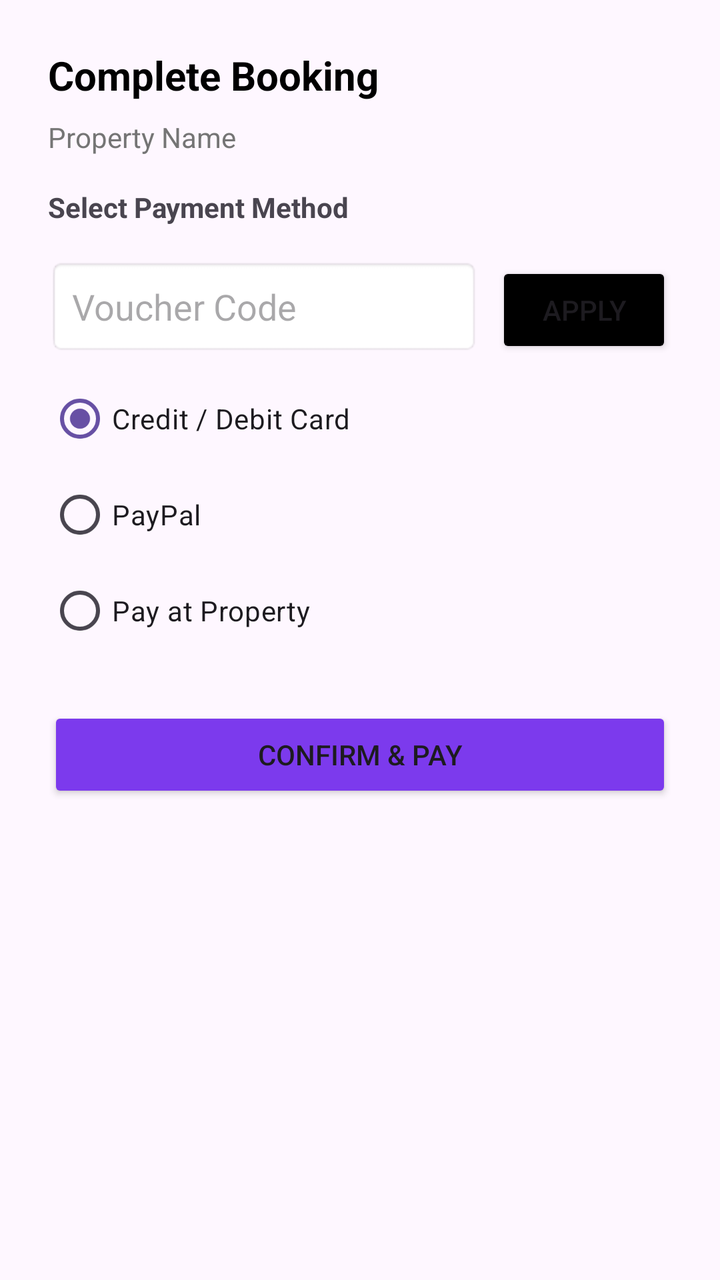
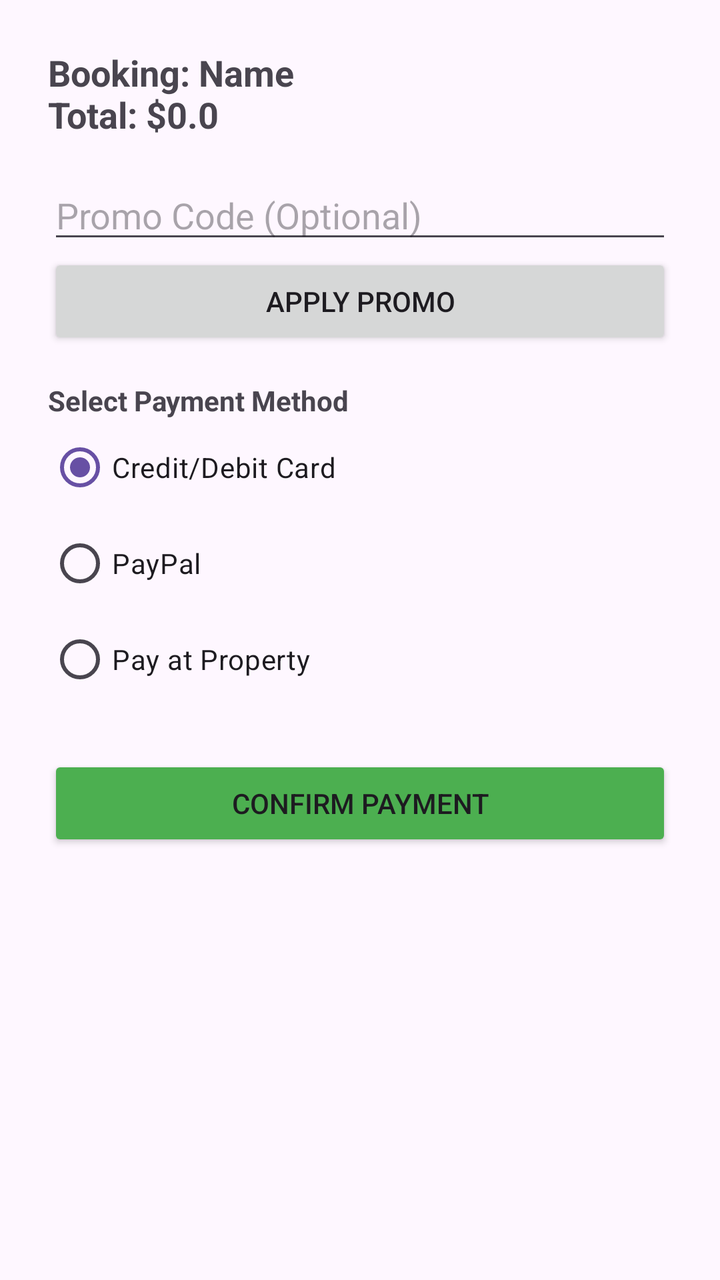

Compare the two renders of this Android layout. The source of the first and the diff that turns it into the second are given below.
<!-- AndroidManifest.xml: application theme Theme.HostelWorld -->
<!-- res/layout/dialog_payment.xml -->
<?xml version="1.0" encoding="utf-8"?>
<LinearLayout xmlns:android="http://schemas.android.com/apk/res/android"
    android:layout_width="match_parent"
    android:layout_height="wrap_content"
    android:orientation="vertical"
    android:padding="24dp">

    <TextView
        android:id="@+id/tvPaymentTitle"
        android:layout_width="match_parent"
        android:layout_height="wrap_content"
        android:text="Complete Booking"
        android:textColor="#000000"
        android:textSize="20sp"
        android:textStyle="bold" />

    <TextView
        android:id="@+id/tvPaymentPropName"
        android:layout_width="match_parent"
        android:layout_height="wrap_content"
        android:layout_marginTop="8dp"
        android:text="Property Name"
        android:textColor="#757575" />

    <TextView
        android:layout_width="match_parent"
        android:layout_height="wrap_content"
        android:layout_marginTop="16dp"
        android:text="Select Payment Method"
        android:textStyle="bold" />

    <LinearLayout
        android:layout_width="match_parent"
        android:layout_height="wrap_content"
        android:layout_marginTop="16dp"
        android:orientation="horizontal">

        <EditText
            android:id="@+id/etPromoCode"
            android:layout_width="0dp"
            android:layout_height="wrap_content"
            android:layout_weight="1"
            android:background="@android:drawable/editbox_background"
            android:hint="Voucher Code"
            android:padding="12dp" />

        <Button
            android:id="@+id/btnApplyPromo"
            android:layout_width="wrap_content"
            android:layout_height="wrap_content"
            android:layout_marginStart="8dp"
            android:backgroundTint="#000000"
            android:text="Apply" />
    </LinearLayout>

    <RadioGroup
        android:id="@+id/rgPaymentMethods"
        android:layout_width="match_parent"
        android:layout_height="wrap_content"
        android:layout_marginTop="8dp">

        <RadioButton
            android:id="@+id/rbCard"
            android:layout_width="match_parent"
            android:layout_height="wrap_content"
            android:checked="true"
            android:text="Credit / Debit Card" />

        <RadioButton
            android:id="@+id/rbPayPal"
            android:layout_width="match_parent"
            android:layout_height="wrap_content"
            android:text="PayPal" />

        <RadioButton
            android:id="@+id/rbCash"
            android:layout_width="match_parent"
            android:layout_height="wrap_content"
            android:text="Pay at Property" />
    </RadioGroup>

    <Button
        android:id="@+id/btnConfirmPayment"
        android:layout_width="match_parent"
        android:layout_height="48dp"
        android:layout_marginTop="24dp"
        android:backgroundTint="#7C3AED"
        android:text="Confirm &amp; Pay" />
</LinearLayout>
<!-- resources referenced by this layout -->
<resources>
  <style name="Theme.HostelWorld" parent="Base.Theme.HostelWorld" />
  <style name="Base.Theme.HostelWorld" parent="Theme.Material3.DayNight.NoActionBar">
          
          
      </style>
</resources>

<!-- the commit's change to res/layout/dialog_payment.xml (unified diff, before → after) -->
@@ -6,84 +6,48 @@
     android:padding="24dp">
 
     <TextView
-        android:id="@+id/tvPaymentTitle"
-        android:layout_width="match_parent"
-        android:layout_height="wrap_content"
-        android:text="Complete Booking"
-        android:textColor="#000000"
-        android:textSize="20sp"
-        android:textStyle="bold" />
-
-    <TextView
         android:id="@+id/tvPaymentPropName"
         android:layout_width="match_parent"
         android:layout_height="wrap_content"
-        android:layout_marginTop="8dp"
-        android:text="Property Name"
-        android:textColor="#757575" />
+        android:textSize="18sp"
+        android:textStyle="bold"
+        android:text="Booking: Name\nTotal: $0.0" />
+
+    <EditText
+        android:id="@+id/etPromoCode"
+        android:layout_width="match_parent"
+        android:layout_height="wrap_content"
+        android:hint="Promo Code (Optional)"
+        android:layout_marginTop="16dp" />
+
+    <Button
+        android:id="@+id/btnApplyPromo"
+        android:layout_width="match_parent"
+        android:layout_height="wrap_content"
+        android:text="Apply Promo" />
 
     <TextView
         android:layout_width="match_parent"
         android:layout_height="wrap_content"
-        android:layout_marginTop="16dp"
         android:text="Select Payment Method"
-        android:textStyle="bold" />
+        android:textStyle="bold"
+        android:layout_marginTop="16dp"/>
 
-    <LinearLayout
+    <RadioGroup
+        android:id="@+id/rgPaymentMethod"
         android:layout_width="match_parent"
         android:layout_height="wrap_content"
-        android:layout_marginTop="16dp"
-        android:orientation="horizontal">
-
-        <EditText
-            android:id="@+id/etPromoCode"
-            android:layout_width="0dp"
-            android:layout_height="wrap_content"
-            android:layout_weight="1"
-            android:background="@android:drawable/editbox_background"
-            android:hint="Voucher Code"
-            android:padding="12dp" />
-
-        <Button
-            android:id="@+id/btnApplyPromo"
-            android:layout_width="wrap_content"
-            android:layout_height="wrap_content"
-            android:layout_marginStart="8dp"
-            android:backgroundTint="#000000"
-            android:text="Apply" />
-    </LinearLayout>
-
-    <RadioGroup
-        android:id="@+id/rgPaymentMethods"
-        android:layout_width="match_parent"
-        android:layout_height="wrap_content"
-        android:layout_marginTop="8dp">
-
-        <RadioButton
-            android:id="@+id/rbCard"
-            android:layout_width="match_parent"
-            android:layout_height="wrap_content"
-            android:checked="true"
-            android:text="Credit / Debit Card" />
-
-        <RadioButton
-            android:id="@+id/rbPayPal"
-            android:layout_width="match_parent"
-            android:layout_height="wrap_content"
-            android:text="PayPal" />
-
-        <RadioButton
-            android:id="@+id/rbCash"
-            android:layout_width="match_parent"
-            android:layout_height="wrap_content"
-            android:text="Pay at Property" />
+        android:checkedButton="@+id/rbCreditCard">
+        <RadioButton android:id="@+id/rbCreditCard" android:layout_width="wrap_content" android:layout_height="wrap_content" android:text="Credit/Debit Card" />
+        <RadioButton android:id="@+id/rbPayPal" android:layout_width="wrap_content" android:layout_height="wrap_content" android:text="PayPal" />
+        <RadioButton android:id="@+id/rbProperty" android:layout_width="wrap_content" android:layout_height="wrap_content" android:text="Pay at Property" />
     </RadioGroup>
 
     <Button
         android:id="@+id/btnConfirmPayment"
         android:layout_width="match_parent"
-        android:layout_height="48dp"
-        android:layout_marginTop="24dp"
-        android:backgroundTint="#7C3AED"
-        android:text="Confirm &amp; Pay" />
+        android:layout_height="wrap_content"
+        android:backgroundTint="#4CAF50"
+        android:text="Confirm Payment"
+        android:layout_marginTop="24dp"/>
 </LinearLayout>
